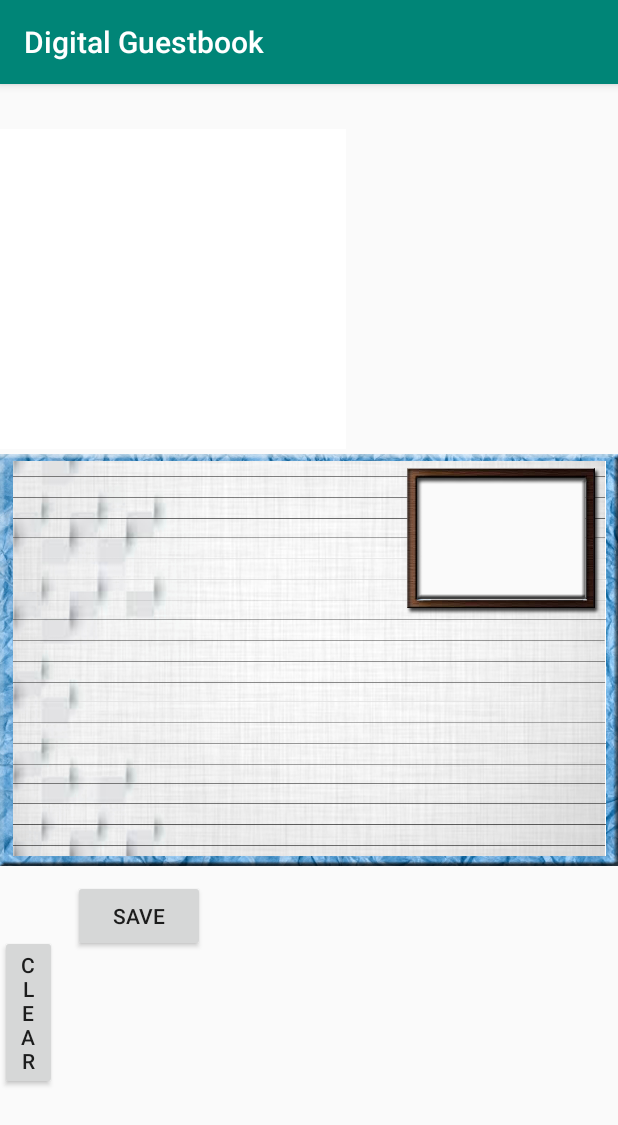
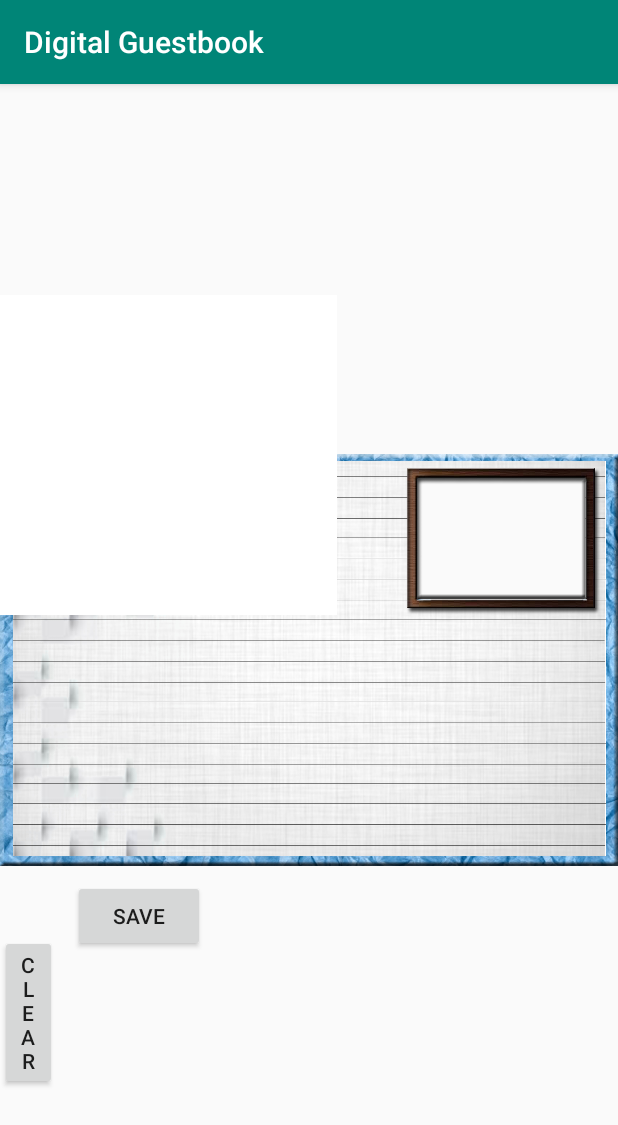
Before and after one commit to jaredni/guestbook, an Android app: the PhotoActivity screen opened directly, with no data from a screen before it, after a tap on "SAVE", on a phone screen of 412 x 824 dp. Shown: the top 1125 px of the screen. Run offline under Robolectric (Android 15) with nearby library versions, the phone set to English and light mode, and no system bars.

Commit message:
Add templateLayout

```diff
--- a/app/src/main/java/com/example/jvicentillo/digitalguestbook/FormatViews/PhotoActivity.java
+++ b/app/src/main/java/com/example/jvicentillo/digitalguestbook/FormatViews/PhotoActivity.java
@@ -9,15 +9,12 @@ import android.os.Environment;
 import android.provider.MediaStore;
 import android.support.annotation.NonNull;
 import android.support.annotation.Nullable;
-import android.support.v4.app.ActivityCompat;
-import android.support.v4.content.ContextCompat;
 import android.support.v7.app.AppCompatActivity;
 import android.os.Bundle;
 import android.util.Log;
 import android.view.View;
 import android.view.ViewGroup;
 import android.widget.ImageView;
-import android.widget.LinearLayout;
 
 import com.example.jvicentillo.digitalguestbook.R;
 
@@ -25,9 +22,6 @@ import java.io.File;
 import java.io.FileNotFoundException;
 import java.io.FileOutputStream;
 import java.io.IOException;
-import java.nio.file.Files;
-import java.nio.file.Path;
-import java.nio.file.Paths;
 
 public class PhotoActivity extends AppCompatActivity {
     static final int REQUEST_IMAGE_CAPTURE = 1;
@@ -43,15 +37,18 @@ public class PhotoActivity extends AppCompatActivity {
     public void onRequestPermissionsResult(int requestCode, @NonNull String[] permissions, @NonNull int[] grantResults) {
         super.onRequestPermissionsResult(requestCode, permissions, grantResults);
 
-        if (requestCode == 1) {
-            if (grantResults.length > 0 && grantResults[0] == PackageManager.PERMISSION_GRANTED) {
-                getPhoto();
-            }
-        } else if (requestCode == 2) {
-            if (grantResults.length > 0 && grantResults[0] == PackageManager.PERMISSION_GRANTED) {
-                saveImage();
+        if (hasAllPermissionsGranted(grantResults)){
+            getPhoto();
+        }
+    }
+
+    public boolean hasAllPermissionsGranted(@NonNull int[] grantResults) {
+        for (int grantResult : grantResults) {
+            if (grantResult == PackageManager.PERMISSION_DENIED) {
+                return false;
             }
         }
+        return true;
     }
 
     @Override
@@ -59,8 +56,9 @@ public class PhotoActivity extends AppCompatActivity {
         super.onCreate(savedInstanceState);
         setContentView(R.layout.activity_photo);
 
-        if (checkSelfPermission(Manifest.permission.CAMERA) != PackageManager.PERMISSION_GRANTED) {
-            requestPermissions(new String[]{Manifest.permission.CAMERA}, 1);
+        if (checkSelfPermission(Manifest.permission.CAMERA) != PackageManager.PERMISSION_GRANTED ||
+                (checkSelfPermission(Manifest.permission.WRITE_EXTERNAL_STORAGE) != PackageManager.PERMISSION_GRANTED)) {
+            requestPermissions(new String[]{Manifest.permission.CAMERA, Manifest.permission.WRITE_EXTERNAL_STORAGE, Manifest.permission.READ_EXTERNAL_STORAGE}, 1);
         } else {
             getPhoto();
         }
@@ -90,21 +88,21 @@ public class PhotoActivity extends AppCompatActivity {
         return bitmap;
     }
 
-    public void saveImage() {
-        createDirectory();
-        /*Bitmap bitmap = viewToBitmap(view);
+    public void saveImage(View view) {
+        String directory = createDirectory();
+        Bitmap bitmap = viewToBitmap(view);
         try {
-            FileOutputStream output = new FileOutputStream(Environment.getExternalStorageDirectory() + "/GuestBook/Test/Images/first.png");
+            FileOutputStream output = new FileOutputStream(directory + "/second.png");
             bitmap.compress(Bitmap.CompressFormat.PNG, 100, output);
             output.close();
         } catch (FileNotFoundException e) {
             e.printStackTrace();
         } catch (IOException e) {
             e.printStackTrace();
-        }*/
+        }
     }
 
-    public void createDirectory() {
+    public String createDirectory() {
         File folder = new File(getExternalCacheDir(), "NewDirectory");
 
         boolean success = true;
@@ -112,17 +110,15 @@ public class PhotoActivity extends AppCompatActivity {
             success = folder.mkdirs();
         }
         if (success) {
-            Log.i("status", "success");
+            return folder.toString();
         } else {
             Log.i("status", Environment.getExternalStorageDirectory().toString());
         }
+        return "";
     }
 
     public void requestSaveImage(View view) {
-        if (checkSelfPermission(Manifest.permission.WRITE_EXTERNAL_STORAGE) != PackageManager.PERMISSION_GRANTED) {
-            requestPermissions(new String[]{Manifest.permission.WRITE_EXTERNAL_STORAGE, Manifest.permission.READ_EXTERNAL_STORAGE}, 2);
-        } else {
-            saveImage();
-        }
+        ViewGroup lmao = findViewById(R.id.templateLayout);
+        saveImage(lmao);
     }
 }
--- a/app/src/main/res/layout/activity_photo.xml
+++ b/app/src/main/res/layout/activity_photo.xml
@@ -6,39 +6,6 @@
     android:layout_height="match_parent"
     android:layout_centerInParent="true"
     tools:context=".FormatViews.PhotoActivity">
-
-    <com.example.jvicentillo.digitalguestbook.FormatViews.DrawableImageView
-        android:id="@+id/background"
-        android:layout_width="match_parent"
-        android:layout_height="match_parent"
-        android:layout_alignParentStart="true"
-        android:layout_alignParentTop="true"
-        android:layout_marginStart="0dp"
-        android:layout_marginTop="0dp"
-        app:srcCompat="@drawable/photopage" />
-
-    <ImageView
-        android:id="@+id/realPhoto2"
-        android:layout_width="303dp"
-        android:layout_height="213dp"
-        android:layout_alignParentTop="true"
-        android:layout_alignParentEnd="true"
-        android:layout_alignParentRight="true"
-        android:layout_marginTop="30dp"
-        android:layout_marginEnd="181dp"
-        android:layout_marginRight="181dp"
-        android:src="@color/colorAccent" />
-
-    <ImageView
-        android:id="@+id/realPhoto"
-        android:layout_width="271dp"
-        android:layout_height="185dp"
-        android:layout_alignParentTop="true"
-        android:layout_alignParentEnd="true"
-        android:layout_alignParentRight="true"
-        android:layout_marginTop="41dp"
-        android:layout_marginEnd="194dp"
-        android:layout_marginRight="194dp" />
 
     <Button
         android:id="@+id/clearButton"
@@ -68,4 +35,42 @@
         android:onClick="requestSaveImage"
         android:text="Save" />
 
+    <RelativeLayout
+        android:id="@+id/templateLayout"
+        android:layout_width="match_parent"
+        android:layout_height="match_parent"
+        android:orientation="vertical">
+
+        <com.example.jvicentillo.digitalguestbook.FormatViews.DrawableImageView
+            android:id="@+id/background"
+            android:layout_width="match_parent"
+            android:layout_height="match_parent"
+            android:layout_marginStart="0dp"
+            android:layout_marginTop="0dp"
+            app:srcCompat="@drawable/photopage" />
+
+        <ImageView
+            android:id="@+id/realPhoto2"
+            android:layout_width="303dp"
+            android:layout_height="213dp"
+            android:layout_alignParentEnd="true"
+            android:layout_alignParentRight="true"
+            android:layout_alignParentBottom="true"
+            android:layout_marginEnd="187dp"
+            android:layout_marginRight="187dp"
+            android:layout_marginBottom="414dp"
+            android:src="@color/colorAccent" />
+
+        <ImageView
+            android:id="@+id/realPhoto"
+            android:layout_width="271dp"
+            android:layout_height="185dp"
+            android:layout_alignParentEnd="true"
+            android:layout_alignParentRight="true"
+            android:layout_alignParentBottom="true"
+            android:layout_marginEnd="201dp"
+            android:layout_marginRight="201dp"
+            android:layout_marginBottom="424dp" />
+    </RelativeLayout>
+
 </RelativeLayout>
```
